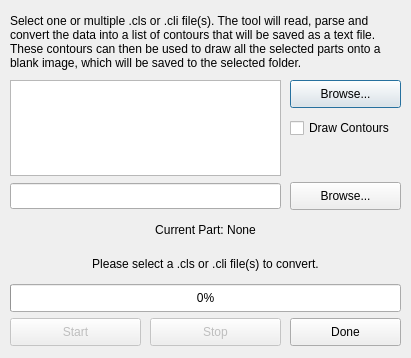
This is gui/dialogSliceConverter.ui in Spinarakk/defectmonitor as Qt 5 draws it before an edit. The edited form follows.
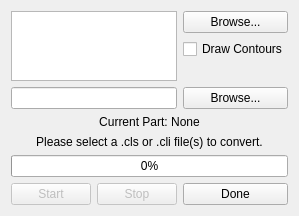
This is the edited form. Icons and pictures are not drawn.

Commit message: - Implemented the compare overlay function that compares the detect scan pattern output with the contour part overlay using template matching - Fixed the layout scaling issues of the Slice Converter, Overlay Adjustment, Camera Calibration, Camera Settings and Calibration Results dialog windows - Also fixed all the window icons and made sure all windows work properly

```diff
--- a/gui/dialogSliceConverter.ui
+++ b/gui/dialogSliceConverter.ui
@@ -6,22 +6,10 @@
    <rect>
     <x>0</x>
     <y>0</y>
-    <width>411</width>
-    <height>358</height>
+    <width>275</width>
+    <height>214</height>
    </rect>
   </property>
-  <property name="minimumSize">
-   <size>
-    <width>411</width>
-    <height>358</height>
-   </size>
-  </property>
-  <property name="maximumSize">
-   <size>
-    <width>411</width>
-    <height>358</height>
-   </size>
-  </property>
   <property name="windowTitle">
    <string>Slice Converter</string>
   </property>
@@ -29,76 +17,60 @@
    <iconset>
     <normaloff>logo.ico</normaloff>logo.ico</iconset>
   </property>
-  <widget class="QLabel" name="labelInformation">
-   <property name="geometry">
-    <rect>
-     <x>10</x>
-     <y>10</y>
-     <width>391</width>
-     <height>63</height>
-    </rect>
-   </property>
+  <layout class="QGridLayout" name="gridLayout">
+   <item row="7" column="0" colspan="3">
+    <widget class="QLabel" name="labelStatus">
    <property name="text">
-    <string>Select one or multiple .cls or .cli file(s). The tool will read, parse and convert the data into a list of contours that will be saved as a text file. These contours can then be used to draw all the selected parts onto a blank image, which will be saved to the selected folder.</string>
-   </property>
-   <property name="scaledContents">
-    <bool>false</bool>
-   </property>
-   <property name="wordWrap">
-    <bool>true</bool>
-   </property>
-  </widget>
-  <widget class="QPushButton" name="buttonBrowseSF">
-   <property name="geometry">
-    <rect>
-     <x>290</x>
-     <y>80</y>
-     <width>111</width>
-     <height>28</height>
-    </rect>
-   </property>
-   <property name="text">
-    <string>Browse...</string>
-   </property>
-  </widget>
+      <string>Please select a .cls or .cli file(s) to convert.</string>
+     </property>
+     <property name="alignment">
+      <set>Qt::AlignCenter</set>
+     </property>
+    </widget>
+   </item>
+   <item row="9" column="0">
   <widget class="QPushButton" name="buttonStart">
    <property name="enabled">
     <bool>false</bool>
    </property>
-   <property name="geometry">
-    <rect>
-     <x>10</x>
-     <y>318</y>
-     <width>131</width>
-     <height>28</height>
-    </rect>
-   </property>
    <property name="text">
     <string>Start</string>
    </property>
   </widget>
+   </item>
+   <item row="9" column="1">
+    <widget class="QPushButton" name="buttonStop">
+     <property name="enabled">
+      <bool>false</bool>
+     </property>
+     <property name="text">
+      <string>Stop</string>
+     </property>
+    </widget>
+   </item>
+   <item row="0" column="2">
+    <widget class="QPushButton" name="buttonBrowseSF">
+     <property name="text">
+      <string>Browse...</string>
+     </property>
+    </widget>
+   </item>
+   <item row="5" column="2">
+    <widget class="QPushButton" name="buttonBrowseF">
+     <property name="text">
+      <string>Browse...</string>
+     </property>
+    </widget>
+   </item>
+   <item row="9" column="2">
   <widget class="QPushButton" name="buttonDone">
-   <property name="geometry">
-    <rect>
-     <x>290</x>
-     <y>318</y>
-     <width>111</width>
-     <height>28</height>
-    </rect>
-   </property>
    <property name="text">
     <string>Done</string>
    </property>
   </widget>
+   </item>
+   <item row="8" column="0" colspan="3">
   <widget class="QProgressBar" name="progressBar">
-   <property name="geometry">
-    <rect>
-     <x>10</x>
-     <y>284</y>
-     <width>391</width>
-     <height>28</height>
-    </rect>
-   </property>
    <property name="value">
     <number>0</number>
    </property>
@@ -112,73 +84,12 @@
     <bool>false</bool>
    </property>
   </widget>
-  <widget class="QLabel" name="labelStatus">
-   <property name="geometry">
-    <rect>
-     <x>10</x>
-     <y>250</y>
-     <width>391</width>
-     <height>28</height>
-    </rect>
-   </property>
-   <property name="text">
-    <string>Please select a .cls or .cli file(s) to convert.</string>
-   </property>
-   <property name="alignment">
-    <set>Qt::AlignCenter</set>
-   </property>
-  </widget>
-  <widget class="QLabel" name="labelStatusSlice">
-   <property name="geometry">
-    <rect>
-     <x>10</x>
-     <y>216</y>
-     <width>391</width>
-     <height>28</height>
-    </rect>
-   </property>
-   <property name="text">
-    <string>Current Part: None</string>
-   </property>
-   <property name="alignment">
-    <set>Qt::AlignCenter</set>
-   </property>
-  </widget>
-  <widget class="QCheckBox" name="checkDraw">
-   <property name="enabled">
-    <bool>true</bool>
-   </property>
-   <property name="geometry">
-    <rect>
-     <x>290</x>
-     <y>114</y>
-     <width>111</width>
-     <height>28</height>
-    </rect>
-   </property>
-   <property name="text">
-    <string>Draw Contours</string>
-   </property>
-  </widget>
-  <widget class="QListWidget" name="listSliceFiles">
-   <property name="geometry">
-    <rect>
-     <x>10</x>
-     <y>80</y>
-     <width>271</width>
-     <height>96</height>
-    </rect>
-   </property>
-  </widget>
+   </item>
+   <item row="0" column="0" rowspan="4" colspan="2">
+    <widget class="QListWidget" name="listSliceFiles"/>
+   </item>
+   <item row="5" column="0" colspan="2">
   <widget class="QLineEdit" name="lineFolder">
-   <property name="geometry">
-    <rect>
-     <x>10</x>
-     <y>183</y>
-     <width>271</width>
-     <height>26</height>
-    </rect>
-   </property>
    <property name="focusPolicy">
     <enum>Qt::NoFocus</enum>
    </property>
@@ -186,35 +97,41 @@
     <bool>true</bool>
    </property>
   </widget>
-  <widget class="QPushButton" name="buttonBrowseF">
-   <property name="geometry">
-    <rect>
-     <x>290</x>
-     <y>182</y>
-     <width>111</width>
-     <height>28</height>
-    </rect>
-   </property>
+   </item>
+   <item row="6" column="0" colspan="3">
+    <widget class="QLabel" name="labelStatusSlice">
    <property name="text">
-    <string>Browse...</string>
-   </property>
-  </widget>
-  <widget class="QPushButton" name="buttonStop">
+      <string>Current Part: None</string>
+     </property>
+     <property name="alignment">
+      <set>Qt::AlignCenter</set>
+     </property>
+    </widget>
+   </item>
+   <item row="2" column="2">
+    <spacer name="verticalSpacer">
+     <property name="orientation">
+      <enum>Qt::Vertical</enum>
+     </property>
+     <property name="sizeHint" stdset="0">
+      <size>
+       <width>20</width>
+       <height>40</height>
+      </size>
+     </property>
+    </spacer>
+   </item>
+   <item row="1" column="2">
+    <widget class="QCheckBox" name="checkDraw">
    <property name="enabled">
-    <bool>false</bool>
-   </property>
-   <property name="geometry">
-    <rect>
-     <x>150</x>
-     <y>318</y>
-     <width>131</width>
-     <height>28</height>
-    </rect>
+      <bool>true</bool>
    </property>
    <property name="text">
-    <string>Stop</string>
-   </property>
-  </widget>
+      <string>Draw Contours</string>
+     </property>
+    </widget>
+   </item>
+  </layout>
  </widget>
  <tabstops>
   <tabstop>listSliceFiles</tabstop>
```
Left out of the diff: 1 changed line with no effect on the pictures. Lines whose indentation alone changed are shown as unchanged. The commit also changes 18 other files.
